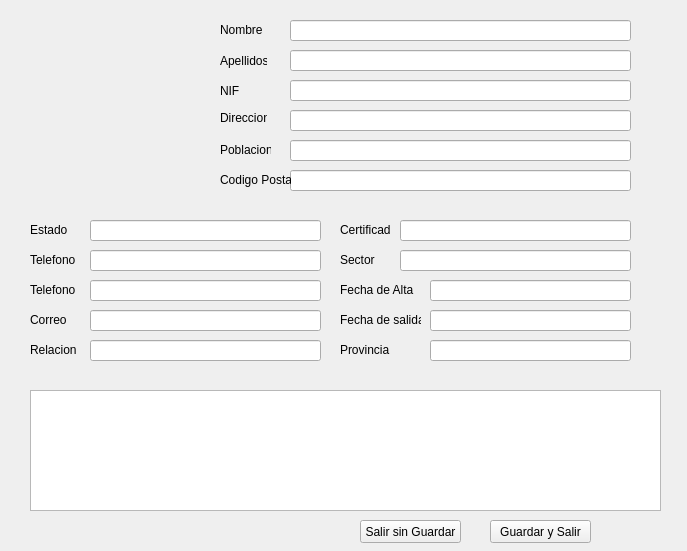
This is src/UI/perfilUsuario.ui in PurpleFlamingo/purpleACOES as Qt 5 draws it before an edit. The edited form follows.
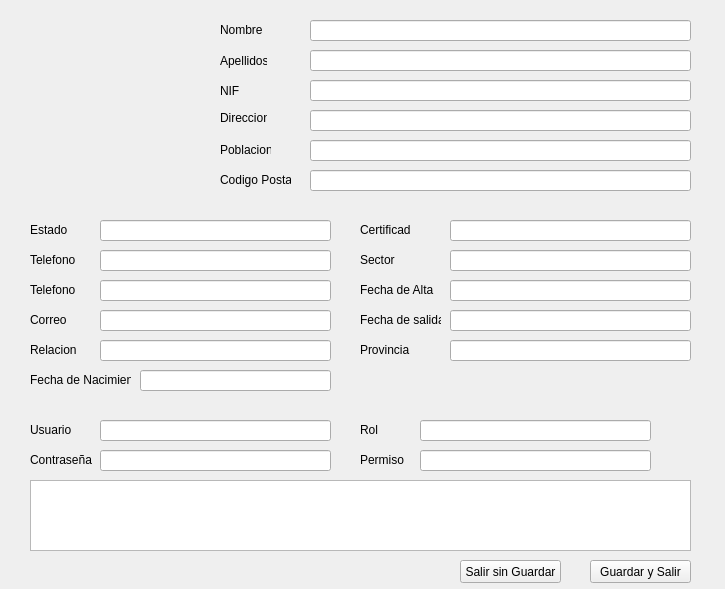
This is the edited form. Icons and pictures are not drawn.

Commit message: mejoras en perfilUsuario .ui y .py

The edit to the form file:
```diff
--- a/src/UI/perfilUsuario.ui
+++ b/src/UI/perfilUsuario.ui
@@ -6,8 +6,8 @@
    <rect>
     <x>0</x>
     <y>0</y>
-    <width>687</width>
-    <height>551</height>
+    <width>725</width>
+    <height>589</height>
    </rect>
   </property>
   <property name="windowTitle">
@@ -17,8 +17,8 @@
    <widget class="QPushButton" name="bSalirSinGuardar">
     <property name="geometry">
      <rect>
-      <x>360</x>
-      <y>520</y>
+      <x>460</x>
+      <y>560</y>
       <width>101</width>
       <height>23</height>
      </rect>
@@ -30,8 +30,8 @@
    <widget class="QPushButton" name="bGuardarYSalir">
     <property name="geometry">
      <rect>
-      <x>490</x>
-      <y>520</y>
+      <x>590</x>
+      <y>560</y>
       <width>101</width>
       <height>23</height>
      </rect>
@@ -95,9 +95,9 @@
    <widget class="QLineEdit" name="eNombre">
     <property name="geometry">
      <rect>
-      <x>290</x>
+      <x>310</x>
       <y>20</y>
-      <width>341</width>
+      <width>381</width>
       <height>21</height>
      </rect>
     </property>
@@ -105,9 +105,9 @@
    <widget class="QLineEdit" name="eApellidos">
     <property name="geometry">
      <rect>
-      <x>290</x>
+      <x>310</x>
       <y>50</y>
-      <width>341</width>
+      <width>381</width>
       <height>21</height>
      </rect>
     </property>
@@ -115,9 +115,9 @@
    <widget class="QLineEdit" name="eNif">
     <property name="geometry">
      <rect>
-      <x>290</x>
+      <x>310</x>
       <y>80</y>
-      <width>341</width>
+      <width>381</width>
       <height>21</height>
      </rect>
     </property>
@@ -125,9 +125,9 @@
    <widget class="QLineEdit" name="eDireccion">
     <property name="geometry">
      <rect>
-      <x>290</x>
+      <x>310</x>
       <y>110</y>
-      <width>341</width>
+      <width>381</width>
       <height>21</height>
      </rect>
     </property>
@@ -136,9 +136,9 @@
     <property name="geometry">
      <rect>
       <x>30</x>
-      <y>390</y>
-      <width>631</width>
-      <height>121</height>
+      <y>480</y>
+      <width>661</width>
+      <height>71</height>
      </rect>
     </property>
    </widget>
@@ -171,9 +171,9 @@
    <widget class="QLineEdit" name="ePoblacion">
     <property name="geometry">
      <rect>
-      <x>290</x>
+      <x>310</x>
       <y>140</y>
-      <width>341</width>
+      <width>381</width>
       <height>21</height>
      </rect>
     </property>
@@ -181,9 +181,9 @@
    <widget class="QLineEdit" name="eCodigoPostal">
     <property name="geometry">
      <rect>
-      <x>290</x>
+      <x>310</x>
       <y>170</y>
-      <width>341</width>
+      <width>381</width>
       <height>21</height>
      </rect>
     </property>
@@ -256,7 +256,7 @@
    <widget class="QLabel" name="lNombre_6">
     <property name="geometry">
      <rect>
-      <x>340</x>
+      <x>360</x>
       <y>280</y>
       <width>81</width>
       <height>20</height>
@@ -269,7 +269,7 @@
    <widget class="QLabel" name="lNombre_7">
     <property name="geometry">
      <rect>
-      <x>340</x>
+      <x>360</x>
       <y>250</y>
       <width>51</width>
       <height>20</height>
@@ -282,7 +282,7 @@
    <widget class="QLabel" name="lNombre_8">
     <property name="geometry">
      <rect>
-      <x>340</x>
+      <x>360</x>
       <y>220</y>
       <width>51</width>
       <height>20</height>
@@ -295,7 +295,7 @@
    <widget class="QLabel" name="lNombre_9">
     <property name="geometry">
      <rect>
-      <x>340</x>
+      <x>360</x>
       <y>310</y>
       <width>81</width>
       <height>20</height>
@@ -321,7 +321,7 @@
    <widget class="QLineEdit" name="eEstado">
     <property name="geometry">
      <rect>
-      <x>90</x>
+      <x>100</x>
       <y>220</y>
       <width>231</width>
       <height>21</height>
@@ -331,9 +331,9 @@
    <widget class="QLineEdit" name="eCertificado">
     <property name="geometry">
      <rect>
-      <x>400</x>
+      <x>450</x>
       <y>220</y>
-      <width>231</width>
+      <width>241</width>
       <height>21</height>
      </rect>
     </property>
@@ -341,7 +341,7 @@
    <widget class="QLineEdit" name="eTelefono1">
     <property name="geometry">
      <rect>
-      <x>90</x>
+      <x>100</x>
       <y>250</y>
       <width>231</width>
       <height>21</height>
@@ -351,7 +351,7 @@
    <widget class="QLineEdit" name="eCorreoElectronico">
     <property name="geometry">
      <rect>
-      <x>90</x>
+      <x>100</x>
       <y>310</y>
       <width>231</width>
       <height>21</height>
@@ -361,9 +361,9 @@
    <widget class="QLineEdit" name="eSector">
     <property name="geometry">
      <rect>
-      <x>400</x>
+      <x>450</x>
       <y>250</y>
-      <width>231</width>
+      <width>241</width>
       <height>21</height>
      </rect>
     </property>
@@ -371,7 +371,7 @@
    <widget class="QLineEdit" name="eRelacion">
     <property name="geometry">
      <rect>
-      <x>90</x>
+      <x>100</x>
       <y>340</y>
       <width>231</width>
       <height>21</height>
@@ -381,7 +381,7 @@
    <widget class="QLineEdit" name="eTelefono2">
     <property name="geometry">
      <rect>
-      <x>90</x>
+      <x>100</x>
       <y>280</y>
       <width>231</width>
       <height>21</height>
@@ -391,9 +391,9 @@
    <widget class="QLineEdit" name="eFechaAlta">
     <property name="geometry">
      <rect>
-      <x>430</x>
+      <x>450</x>
       <y>280</y>
-      <width>201</width>
+      <width>241</width>
       <height>21</height>
      </rect>
     </property>
@@ -401,9 +401,9 @@
    <widget class="QLineEdit" name="eFechaSalida">
     <property name="geometry">
      <rect>
-      <x>430</x>
+      <x>450</x>
       <y>310</y>
-      <width>201</width>
+      <width>241</width>
       <height>21</height>
      </rect>
     </property>
@@ -411,7 +411,7 @@
    <widget class="QLabel" name="lProvincia">
     <property name="geometry">
      <rect>
-      <x>340</x>
+      <x>360</x>
       <y>340</y>
       <width>71</width>
       <height>20</height>
@@ -424,9 +424,124 @@
    <widget class="QLineEdit" name="eProvincia">
     <property name="geometry">
      <rect>
-      <x>430</x>
+      <x>450</x>
       <y>340</y>
-      <width>201</width>
+      <width>241</width>
+      <height>21</height>
+     </rect>
+    </property>
+   </widget>
+   <widget class="QLabel" name="lUsuario">
+    <property name="geometry">
+     <rect>
+      <x>30</x>
+      <y>420</y>
+      <width>51</width>
+      <height>20</height>
+     </rect>
+    </property>
+    <property name="text">
+     <string>Usuario</string>
+    </property>
+   </widget>
+   <widget class="QLabel" name="lRol">
+    <property name="geometry">
+     <rect>
+      <x>360</x>
+      <y>420</y>
+      <width>51</width>
+      <height>20</height>
+     </rect>
+    </property>
+    <property name="text">
+     <string>Rol</string>
+    </property>
+   </widget>
+   <widget class="QLabel" name="lFechaNacimiento">
+    <property name="geometry">
+     <rect>
+      <x>30</x>
+      <y>370</y>
+      <width>101</width>
+      <height>20</height>
+     </rect>
+    </property>
+    <property name="text">
+     <string>Fecha de Nacimiento</string>
+    </property>
+   </widget>
+   <widget class="QLabel" name="lClave">
+    <property name="geometry">
+     <rect>
+      <x>30</x>
+      <y>450</y>
+      <width>71</width>
+      <height>20</height>
+     </rect>
+    </property>
+    <property name="text">
+     <string>Contraseña</string>
+    </property>
+   </widget>
+   <widget class="QLabel" name="lPermiso">
+    <property name="geometry">
+     <rect>
+      <x>360</x>
+      <y>450</y>
+      <width>51</width>
+      <height>20</height>
+     </rect>
+    </property>
+    <property name="text">
+     <string>Permiso</string>
+    </property>
+   </widget>
+   <widget class="QLineEdit" name="eUsuario">
+    <property name="geometry">
+     <rect>
+      <x>100</x>
+      <y>420</y>
+      <width>231</width>
+      <height>21</height>
+     </rect>
+    </property>
+   </widget>
+   <widget class="QLineEdit" name="eFechaNacimiento">
+    <property name="geometry">
+     <rect>
+      <x>140</x>
+      <y>370</y>
+      <width>191</width>
+      <height>21</height>
+     </rect>
+    </property>
+   </widget>
+   <widget class="QLineEdit" name="eClave">
+    <property name="geometry">
+     <rect>
+      <x>100</x>
+      <y>450</y>
+      <width>231</width>
+      <height>21</height>
+     </rect>
+    </property>
+   </widget>
+   <widget class="QLineEdit" name="eRol">
+    <property name="geometry">
+     <rect>
+      <x>420</x>
+      <y>420</y>
+      <width>231</width>
+      <height>21</height>
+     </rect>
+    </property>
+   </widget>
+   <widget class="QLineEdit" name="ePermiso">
+    <property name="geometry">
+     <rect>
+      <x>420</x>
+      <y>450</y>
+      <width>231</width>
       <height>21</height>
      </rect>
     </property>
```
The commit also changes 2 other files.
